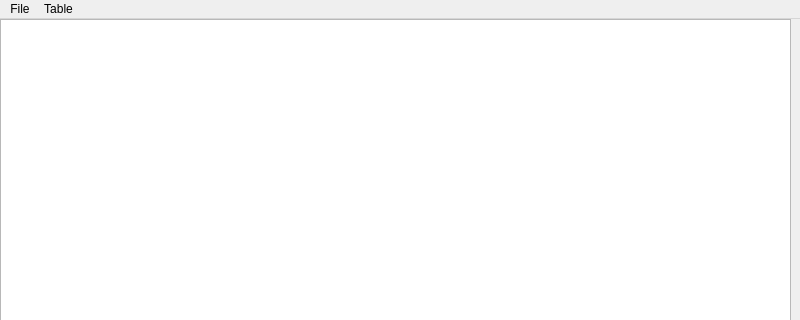
Old version of the form qt/DatabaseAnalyzer/mainwindow.ui in the repository Kozoriz/TrashProjects; both pictures show x 0 to 800 and y 0 to 320 of the 800 by 600 pixel window.
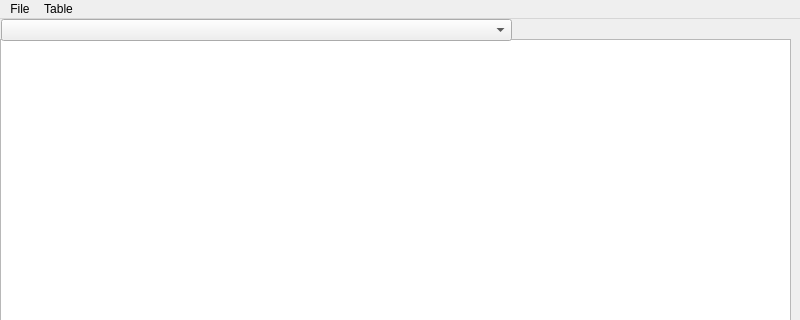
New version of the form.

```diff
--- a/qt/DatabaseAnalyzer/mainwindow.ui
+++ b/qt/DatabaseAnalyzer/mainwindow.ui
@@ -18,9 +18,9 @@
     <property name="geometry">
      <rect>
       <x>0</x>
-      <y>0</y>
+      <y>20</y>
       <width>791</width>
-      <height>551</height>
+      <height>531</height>
      </rect>
     </property>
     <property name="sizePolicy">
@@ -36,6 +36,16 @@
      </size>
     </property>
    </widget>
+   <widget class="QComboBox" name="tables_combo_box">
+    <property name="geometry">
+     <rect>
+      <x>1</x>
+      <y>0</y>
+      <width>511</width>
+      <height>22</height>
+     </rect>
+    </property>
+   </widget>
   </widget>
   <widget class="QMenuBar" name="menubar">
    <property name="geometry">
```
Left out of the diff: 5 changed lines with no effect on the pictures.
